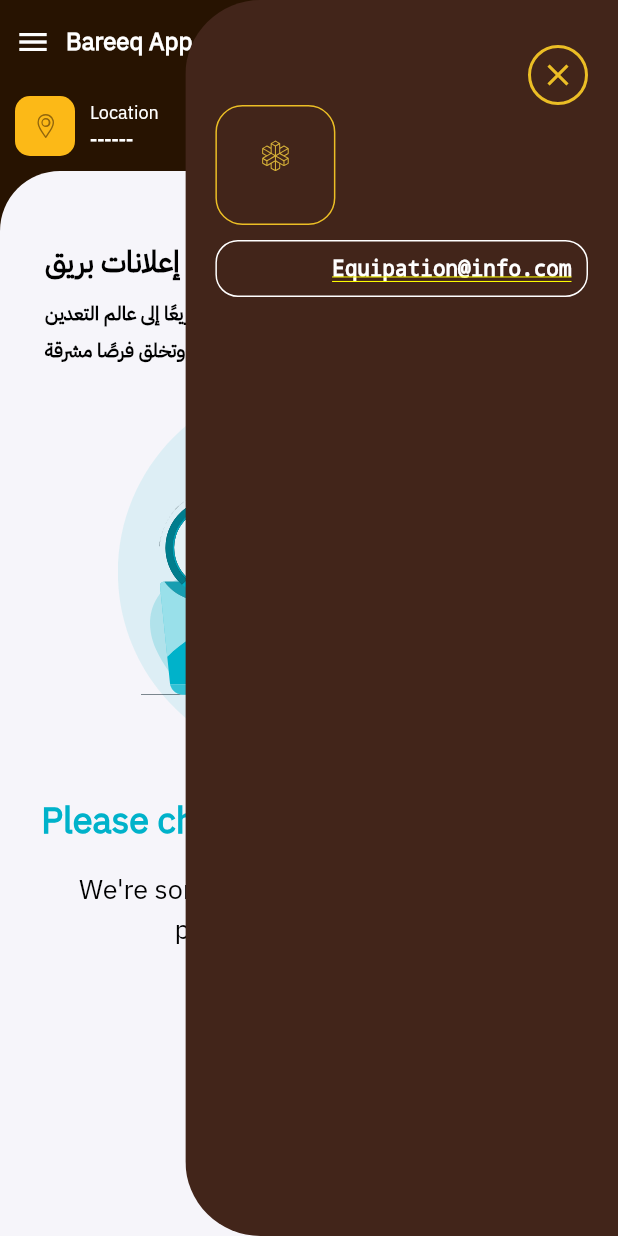
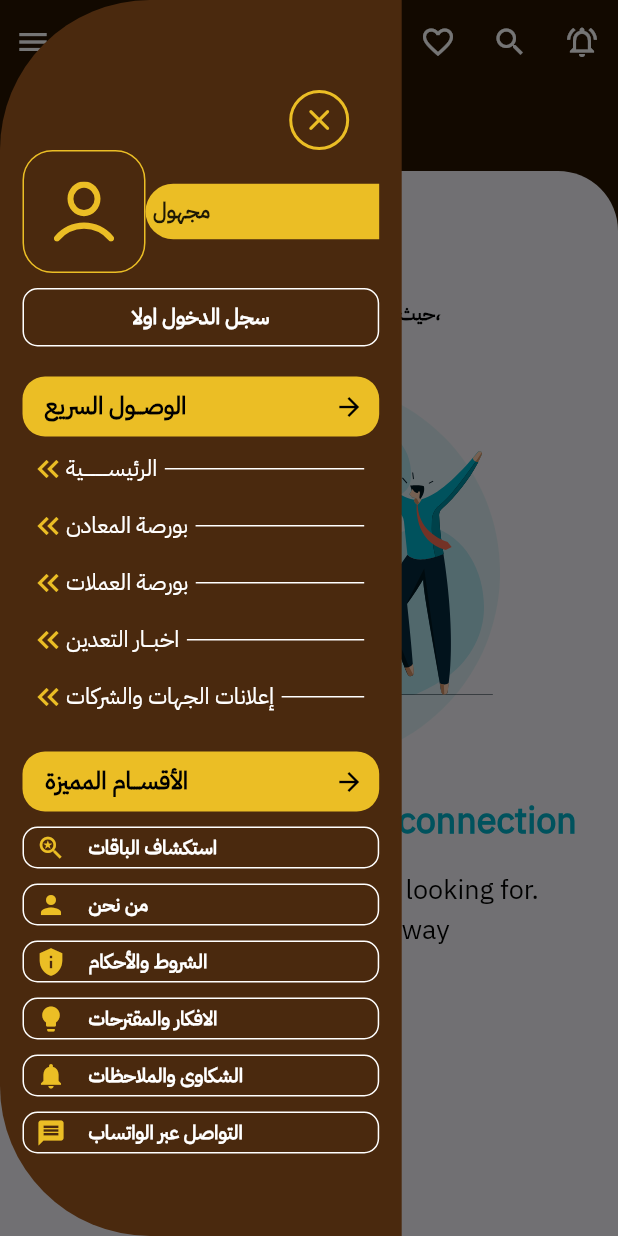
Before and after one commit to mohamed-sd/AlaaeldinMohamede_Classify-main, a Flutter app: the HomeScreen screen opened directly, after a tap on the "menu" icon, on a phone screen of 412 x 824 dp. Run offline on Flutter 3.47's test engine with Material 3 defaults, Android fonts, the phone set to English and light mode, and no system bars; our stand-ins replace audioplayers, awesome_notifications, bloc, cached_network_image, connectivity_plus, country_picker and 36 more; missing offline and left inert: android_intent_plus, any_link_preview, device_region, encrypt, flutter_pdfview, flutter_stripe and 6 more; accounts and stored records are empty; network calls fail.

Commit message:
Desigin the drawer

```diff
--- a/lib/ui/screens/home/home_screen.dart
+++ b/lib/ui/screens/home/home_screen.dart
@@ -14,6 +14,7 @@ import 'package:eClassify/data/model/system_settings_model.dart';
 import 'package:eClassify/ui/screens/home/slider_widget.dart';
 import 'package:eClassify/ui/screens/home/widgets/category_widget_home.dart';
 import 'package:eClassify/ui/screens/home/widgets/location_widget.dart';
+import 'package:eClassify/ui/screens/widgets/CustomDrawerWidget.dart';
 import 'package:eClassify/ui/screens/widgets/marqeeWidget.dart';
 import 'package:eClassify/ui/theme/theme.dart';
 //import 'package:uni_links/uni_links.dart';
@@ -272,7 +273,15 @@ class HomeScreenState extends State<HomeScreen>
                 padding: const EdgeInsets.all(10.0),
                 child: InkWell(
                     onTap: (){
-                      _openCustomSideSheet(context);
+                      showModalBottomSheet(
+                          context: context,
+                          isScrollControlled: true,
+                          backgroundColor: Colors.transparent,
+                          shape: RoundedRectangleBorder(
+                          borderRadius: BorderRadius.vertical(top: Radius.circular(25)),
+                      ),
+                      builder: (context) => const CustomDrawerWidget());
+                      // _openCustomSideSheet(context);
                     },
                     child: Icon(Icons.menu)),
               ),
--- /dev/null
+++ b/lib/ui/screens/widgets/CustomDrawerWidget.dart
@@ -0,0 +1,476 @@
+// custom_drawer_widget.dart
+import 'package:eClassify/ui/theme/theme.dart';
+import 'package:eClassify/utils/app_icon.dart';
+import 'package:eClassify/utils/custom_text.dart';
+import 'package:eClassify/utils/extensions/extensions.dart';
+import 'package:eClassify/utils/hive_utils.dart';
+import 'package:eClassify/utils/ui_utils.dart';
+import 'package:flutter/material.dart'; // حسب استخدامك
+import 'package:eClassify/ui/screens/widgets/blurred_dialoge_box.dart';
+
+class CustomDrawerWidget extends StatelessWidget {
+  const CustomDrawerWidget({super.key});
+
+  @override
+  Widget build(BuildContext context) {
+    return Align(
+      alignment: AlignmentDirectional(-1, 0),
+      child: Container(
+        width: MediaQuery.sizeOf(context).width * 0.65,
+        height: double.infinity,
+        decoration: BoxDecoration(
+          color: Colors.transparent,
+          borderRadius: BorderRadius.only(
+            topLeft: Radius.circular(50),
+            topRight: Radius.circular(0),
+          ),
+          shape: BoxShape.rectangle,
+        ),
+        alignment: AlignmentDirectional(-1, 0),
+        child: Container(
+          height: double.infinity,
+          decoration: BoxDecoration(
+            color: Color.fromARGB(255, 74, 41, 14),
+            borderRadius: BorderRadius.only(
+              bottomLeft: Radius.circular(100),
+              bottomRight: Radius.circular(0),
+              topLeft: Radius.circular(100),
+              topRight: Radius.circular(0),
+            ),
+            shape: BoxShape.rectangle,
+          ),
+          child: Padding(
+            padding: EdgeInsetsDirectional.fromSTEB(15, 30, 15, 30),
+            child: SingleChildScrollView(
+              primary: false,
+              child: Column(
+                mainAxisSize: MainAxisSize.max,
+                mainAxisAlignment: MainAxisAlignment.start,
+                crossAxisAlignment: CrossAxisAlignment.center,
+                children: [
+                  // Close Drawer Butoom
+                  InkWell(
+                    onTap: () {
+                      Navigator.of(context).pop();
+                    },
+                    child: Align(
+                      alignment: AlignmentDirectional(1, 0),
+                      child: Padding(
+                          padding:
+                              EdgeInsetsDirectional.fromSTEB(20, 30, 20, 0),
+                          child: Container(
+                            width: 40,
+                            height: 40,
+                            decoration: BoxDecoration(
+                                border: Border.all(
+                                    color: context.color.mainGold, width: 2),
+                                borderRadius: BorderRadius.circular(50)),
+                            child: Icon(
+                              Icons.close_rounded,
+                              color: context.color.mainGold,
+                            ),
+                          )
+
+                          // Button(
+                          //   borderColor: context.color.mainGold,
+                          //   borderRadius: 20,
+                          //   borderWidth: 2,
+                          //   buttonSize: 40,
+                          //   icon: Icon(
+                          //     Icons.close_sharp,
+                          //     color: context.color.mainColor,
+                          //     size: 24,
+                          //   ),
+                          //   onPressed: () async {
+                          //
+                          //   },
+                          // ),
+                          ),
+                    ),
+                  ),
+                  // user Image And User Name
+                  InkWell(
+                    splashColor: Colors.transparent,
+                    focusColor: Colors.transparent,
+                    hoverColor: Colors.transparent,
+                    highlightColor: Colors.transparent,
+                    onTap: () async {},
+                    child: Row(
+                      mainAxisSize: MainAxisSize.max,
+                      children: [
+                        Container(
+                          decoration: BoxDecoration(
+                            borderRadius: BorderRadius.circular(20),
+                            border: Border.all(
+                              color: context.color.mainGold,
+                              width: 1,
+                            ),
+                          ),
+                          child: Padding(
+                            padding: EdgeInsets.all(5),
+                            child: Container(
+                              width: 70,
+                              height: 70,
+                              child:
+                              HiveUtils.isUserAuthenticated() ?
+                              Container(
+                                width: 85,
+                                height: 85,
+                                clipBehavior: Clip.antiAlias,
+                                decoration: BoxDecoration(
+                                  borderRadius: BorderRadius.circular(15),
+                                ),
+                              child: CircleAvatar(
+                                backgroundColor: context.color.backgroundColor,
+                                radius: 50,
+                              child: UiUtils.getImage(
+                                height: 160,
+                                width: 160,
+                                HiveUtils.getUserDetails().profile!,
+                                fit: BoxFit.cover,
+                              ))
+                              )
+                              : UiUtils.getSvg(
+                                AppIcons.defaultPersonLogo,
+                                color: context.color.mainGold,
+                                fit: BoxFit.none,
+                              )
+                              ,
+                            ),
+                          ),
+                        ),
+                        Expanded(
+                          child: Column(
+                            mainAxisSize: MainAxisSize.max,
+                            children: [
+                              Container(
+                                width: double.infinity,
+                                decoration: BoxDecoration(
+                                  color: context.color.mainGold,
+                                  borderRadius: BorderRadius.only(
+                                    bottomLeft: Radius.circular(20),
+                                    bottomRight: Radius.circular(0),
+                                    topLeft: Radius.circular(20),
+                                    topRight: Radius.circular(0),
+                                  ),
+                                ),
+                                child: Column(
+                                  mainAxisSize: MainAxisSize.max,
+                                  children: [
+                                    Align(
+                                      alignment: AlignmentDirectional(-1, 0),
+                                      child: Padding(
+                                        padding: EdgeInsetsDirectional.fromSTEB(
+                                            5, 8, 5, 8),
+                                        child:
+                                        HiveUtils.isUserAuthenticated() ?
+                                        CustomText(
+                                          HiveUtils.getUserDetails().name ?? '',
+                                          softWrap: true,
+                                          overflow: TextOverflow.ellipsis,
+                                          maxLines: 2,
+                                          fontSize: context.font.large,
+                                          fontWeight: FontWeight.w700,
+                                        )
+                                        //  Text(
+                                        //    HiveUtils.getUserDetails().name ? '',
+                                        //   style: TextStyle(
+                                        //       fontWeight: FontWeight.w800),
+                                        // )
+                                            : Text(
+                                          "مجهول",
+                                          style: TextStyle(
+                                              fontWeight: FontWeight.w800),
+                                        ) ,
+                                      ),
+                                    ),
+                                  ],
+                                ),
+                              ),
+                            ],
+                          ),
+                        ),
+                      ],
+                    ),
+                  ),
+                  //Space
+                  SizedBox(
+                    height: 10,
+                  ),
+                  //The Email Place
+                  Column(mainAxisSize: MainAxisSize.max, children: [
+                    Container(
+                      width: double.infinity,
+                      decoration: BoxDecoration(
+                        borderRadius: BorderRadius.circular(10),
+                        border: Border.all(
+                          color: Colors.white,
+                          width: 1,
+                        ),
+                      ),
+                      child: Column(
+                        mainAxisSize: MainAxisSize.max,
+                        children: [
+                          Padding(
+                            padding: EdgeInsetsDirectional.fromSTEB(0, 8, 0, 8),
+                            child:
+                            HiveUtils.isUserAuthenticated() ?
+                            CustomText(
+                              HiveUtils.getUserDetails().email ?? '',
+                              softWrap: true,
+                              overflow: TextOverflow.ellipsis,
+                              maxLines: 2,
+                              color: Colors.white,
+                              fontSize: context.font.small,
+                            )
+                             : Text("سجل الدخول اولا",
+                                style: TextStyle(
+                                    color: Colors.white,
+                                    fontWeight: FontWeight.w700)),
+                          ),
+                        ],
+                      ),
+                    ),
+                  ]),
+                  // Fast Arrive Title
+                  DrawerTitle(context , 'الوصـــول السريع'),
+                  // Fast Arrive Links
+                  Column(
+                    mainAxisSize: MainAxisSize.max,
+                    children: [
+                      // Links :
+                      DrawerLinkOne(context , 'الرئيســــــــــية'),
+                      DrawerLinkOne(context , 'بورصة المعادن'),
+                      DrawerLinkOne(context , 'بورصة العملات'),
+                      DrawerLinkOne(context , 'اخبـــار التعدين'),
+                      DrawerLinkOne(context , 'إعلانات الجهات والشركات'),
+                    ],
+                  ),
+
+                  DrawerTitle(context , 'الأقســـام المميزة'),
+                  // Fast Arrive Links
+                  Column(
+                    mainAxisSize: MainAxisSize.max,
+                    children: [
+                      // Links :
+                      DrawerLinkTow(context , 'استكشاف الباقات' , Icons.saved_search),
+                      DrawerLinkTow(context , 'من نحن' , Icons.person),
+                      DrawerLinkTow(context , 'الشروط والأحكام',Icons.privacy_tip),
+                      DrawerLinkTow(context , 'الافكار والمقترحات',Icons.lightbulb),
+                      DrawerLinkTow(context , 'الشكاوى والملاحظات',Icons.notifications),
+                      DrawerLinkTow(context , 'التواصل عبر الواتساب',Icons.message),
+                    ],
+                  ),
+
+                  // LogOut Buttom
+                  HiveUtils.isUserAuthenticated() ?
+                  InkWell(
+                    onTap: (){
+                      // logOutConfirmWidget();
+                    },
+                    child: Row(
+                      mainAxisSize: MainAxisSize.max,
+                      children: [
+                        Align(
+                          alignment: AlignmentDirectional(-1, 0),
+                          child: Padding(
+                            padding: EdgeInsetsDirectional.fromSTEB(0, 20, 0, 0),
+                            child: InkWell(
+                              onTap: () {},
+                              child: Container(
+                                decoration: BoxDecoration(
+                                  color: context.color.mainGold,
+                                  borderRadius: BorderRadius.circular(10),
+                                ),
+                                alignment: AlignmentDirectional(-1, 0),
+                                child: Padding(
+                                  padding: EdgeInsetsDirectional.fromSTEB(
+                                      10, 5, 10, 5),
+                                  child: Row(
+                                    mainAxisSize: MainAxisSize.max,
+                                    mainAxisAlignment:
+                                        MainAxisAlignment.spaceBetween,
+                                    children: [
+                                      Padding(
+                                        padding: EdgeInsetsDirectional.fromSTEB(
+                                            5, 0, 5, 0),
+                                        child: Icon(
+                                          Icons.logout,
+                                          color: Colors.black,
+                                          size: 20,
+                                        ),
+                                      ),
+                                      Align(
+                                        alignment: AlignmentDirectional(-1, 0),
+                                        child: Padding(
+                                          padding: EdgeInsetsDirectional.fromSTEB(
+                                              5, 8, 5, 8),
+                                          child: Text(
+                                            'تسجيل خروج',
+                                            style: TextStyle(
+                                              color: Colors.black,
+                                              fontSize: 16,
+                                              letterSpacing: 0.0,
+                                              fontWeight: FontWeight.w600,
+                                            ),
+                                          ),
+                                        ),
+                                      ),
+                                    ],
+                                  ),
+                                ),
+                              ),
+                            ),
+                          ),
+                        ),
+                      ],
+                    ),
+                  ) : SizedBox()
+                ],
+              ),
+            ),
+          ),
+        ),
+      ),
+    );
+  }
+
+  Padding DrawerLinkOne(BuildContext context , String title) {
+    return Padding(
+                      padding: EdgeInsetsDirectional.fromSTEB(5, 5, 5, 0),
+                      child: InkWell(
+                        onTap: () async {},
+                        child: Row(
+                          mainAxisSize: MainAxisSize.max,
+                          children: [
+                            Icon(
+                              Icons.keyboard_double_arrow_left,
+                              color: context.color.mainGold,
+                              size: 24,
+                            ),
+                            Padding(
+                              padding:
+                                  EdgeInsetsDirectional.fromSTEB(0, 5, 0, 5),
+                              child: Text(
+                                title,
+                                style: TextStyle(
+                                  color: Colors.white,
+                                  fontSize: 15,
+                                  letterSpacing: 0.0,
+                                ),
+                              ),
+                            ),
+                            Expanded(
+                              child: Padding(
+                                padding: EdgeInsetsDirectional.fromSTEB(
+                                    5, 0, 5, 0),
+                                child: Column(
+                                  mainAxisSize: MainAxisSize.max,
+                                  children: [
+                                    Divider(
+                                      thickness: 1,
+                                      color: Colors.white,
+                                    ),
+                                  ],
+                                ),
+                              ),
+                            ),
+                          ],
+                        ),
+                      ),
+                    );
+  }
+
+  Padding DrawerLinkTow(BuildContext context , String title , IconData icon) {
+    return // Generated code for this Container Widget...
+      Padding(
+        padding: EdgeInsetsDirectional.fromSTEB(0, 10, 0, 0),
+        child: InkWell(
+          onTap: () {
+          },
+          child: Container(
+            width: double.infinity,
+            decoration: BoxDecoration(
+              borderRadius: BorderRadius.circular(10),
+              border: Border.all(
+                color: Colors.white,
+              ),
+            ),
+            child: Padding(
+              padding: EdgeInsets.all(3),
+              child: Row(
+                mainAxisSize: MainAxisSize.max,
+                children: [
+                  Padding(
+                    padding: EdgeInsetsDirectional.fromSTEB(5, 0, 5, 0),
+                    child: Icon(
+                      icon,
+                      color: context.color.mainGold,
+                      size: 20,
+                    ),
+                  ),
+                  Padding(
+                    padding: EdgeInsetsDirectional.fromSTEB(10, 0, 10, 0),
+                    child: Text(
+                      title,
+                      style:
+                      TextStyle(
+                        color: Colors.white,
+                        fontSize: 13,
+                        letterSpacing: 0.0,
+                        fontWeight: FontWeight.w600,
+                      ),
+                    ),
+                  ),
+                ],
+              ),
+            ),
+          ),
+        ),
+      )
+    ;
+  }
+
+  Padding DrawerTitle(BuildContext context , String title) {
+    return Padding(
+                  padding: EdgeInsetsDirectional.fromSTEB(0, 20, 0, 0),
+                  child: Container(
+                    width: double.infinity,
+                    decoration: BoxDecoration(
+                      color: context.color.mainGold,
+                      borderRadius: BorderRadius.circular(15),
+                    ),
+                    child: Padding(
+                      padding: EdgeInsetsDirectional.fromSTEB(10, 0, 10, 0),
+                      child: Row(
+                          mainAxisSize: MainAxisSize.max,
+                          mainAxisAlignment: MainAxisAlignment.spaceBetween,
+                          children: [
+                            Align(
+                              alignment: AlignmentDirectional(-1, 0),
+                              child: Padding(
+                                padding: EdgeInsetsDirectional.fromSTEB(
+                                    5, 8, 5, 8),
+                                child: Text(
+                                  title,
+                                  style: TextStyle(
+                                    color: Colors.black,
+                                    fontSize: 16,
+                                    letterSpacing: 0.0,
+                                    fontWeight: FontWeight.w600,
+                                  ),
+                                ),
+                              ),
+                            ),
+                            Icon(
+                              Icons.arrow_forward,
+                              color: Colors.black,
+                              size: 20,
+                            ),
+                          ]),
+                    ),
+                  ),
+                );
+  }
+
+}
```
